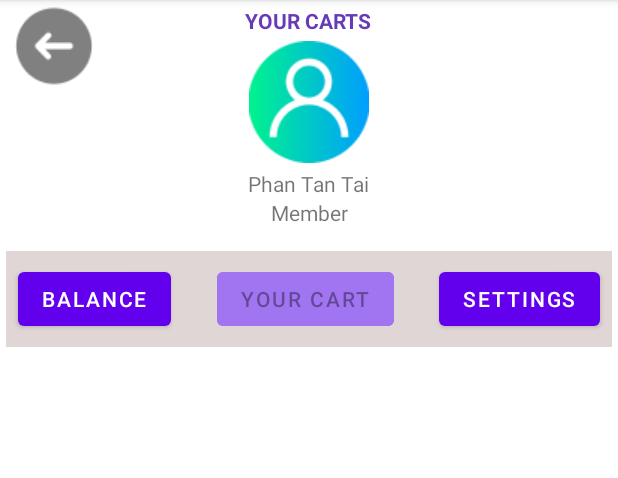
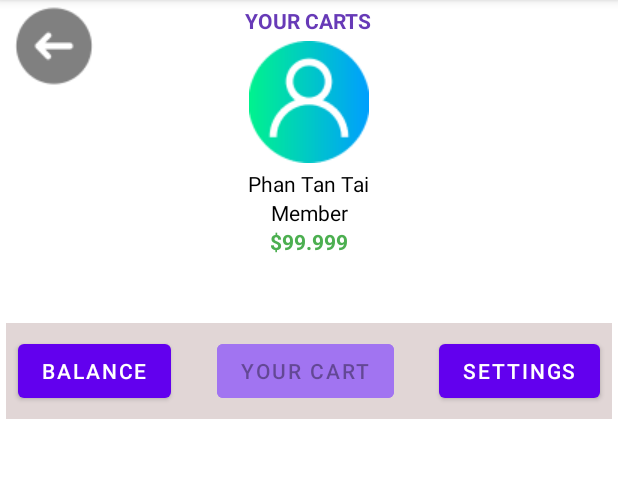
Before and after one commit to taiprovip3/EstateHouseApp, an Android app: the screen it shows after launch (CartScreen), on a phone screen of 412 x 824 dp, the part 84-562 px from its top. Run offline under Robolectric (Android 15) with nearby library versions, the phone set to English and light mode, and no system bars; our stand-ins replace Firebase (no records; nobody signed in at launch, a user with empty details on screens opened directly), Picasso; libraries missing offline, so code that uses them is left out: vn.thanguit.toastperfect; 2 statements that could not run were skipped.

Commit message:
Sửa rất rất nhiều thứ . App đã hoàn chỉnh 70%

```diff
--- a/app/src/main/AndroidManifest.xml
+++ b/app/src/main/AndroidManifest.xml
@@ -10,7 +10,7 @@
         android:supportsRtl="true"
         android:theme="@style/Theme.EstateHouse">
         <activity
-            android:name=".NoticeScreen"
+            android:name=".StartScreen"
             android:exported="true">
             <intent-filter>
                 <action android:name="android.intent.action.MAIN" />
@@ -19,7 +19,7 @@
             </intent-filter>
         </activity>
         <activity
-            android:name=".StartScreen"
+            android:name=".NoticeScreen"
             android:exported="true">
             <intent-filter>
                 <action android:name="android.intent.action.MAIN" />
--- a/app/src/main/java/com/example/estatehouse/CartScreen.java
+++ b/app/src/main/java/com/example/estatehouse/CartScreen.java
@@ -48,7 +48,7 @@ public class CartScreen extends AppCompatActivity {
     StorageReference storageReference;
     StorageReference imageReference;
     ImageView avatarView, btnBack;
-    TextView fullNameView, roleView;
+    TextView fullNameView, roleView, balanceView;
     Button btnSetting, btnBalance;
 
     @Override
@@ -71,6 +71,7 @@ public class CartScreen extends AppCompatActivity {
         btnBack = findViewById(R.id.cart_btnBack);
         btnSetting = findViewById(R.id.cart_btnSetting);
         btnBalance = findViewById(R.id.cart_btnBalance);
+        balanceView = findViewById(R.id.cart_balanceView);
 
         setOnClick();
 
@@ -141,6 +142,7 @@ public class CartScreen extends AppCompatActivity {
                                 });
                                 fullNameView.setText(user.getFirstName() + " " + user.getLastName());
                                 roleView.setText(user.getRole());
+                                balanceView.setText("$"+user.getBalance());
                             }
                         }
                     }
--- a/app/src/main/java/com/example/estatehouse/HomepageScreen.java
+++ b/app/src/main/java/com/example/estatehouse/HomepageScreen.java
@@ -174,7 +174,6 @@ public class HomepageScreen extends AppCompatActivity {
         notiView.setOnClickListener(new View.OnClickListener() {
             @Override
             public void onClick(View view) {
-//                Toast.makeText(HomepageScreen.this, "Notes: some new estate house has just added recently. Check it now", Toast.LENGTH_LONG).show();
                 Intent intent=new Intent(HomepageScreen.this,NoticeScreen.class);
                 startActivity(intent);
             }
--- a/app/src/main/java/com/example/estatehouse/SellerScreen.java
+++ b/app/src/main/java/com/example/estatehouse/SellerScreen.java
@@ -52,7 +52,7 @@ public class SellerScreen extends AppCompatActivity {
     TextView btnChooseImage;
     private Uri filePath;
     private final int PICK_IMAGE_REQUEST = 71;
-    String randomImageSelectedNameGenerated = "";
+    String randomImageSelectedNameGenerated = "house_description_1.png";
 
     @Override
     protected void onCreate(Bundle savedInstanceState) {
--- a/app/src/main/res/layout/activity_cart_itemview.xml
+++ b/app/src/main/res/layout/activity_cart_itemview.xml
@@ -88,7 +88,7 @@
         android:text="$39.000"
         android:textColor="#009688"
         android:textStyle="italic"
-        app:layout_constraintEnd_toStartOf="@+id/cart_remoteItem"
+        app:layout_constraintEnd_toStartOf="@+id/cart_removeItem"
         app:layout_constraintStart_toEndOf="@+id/imageView20"
         app:layout_constraintTop_toTopOf="@+id/imageView20" />
 
@@ -104,7 +104,7 @@
         app:layout_constraintTop_toTopOf="@+id/imageView21" />
 
     <ImageView
-        android:id="@+id/cart_remoteItem"
+        android:id="@+id/cart_removeItem"
         android:layout_width="wrap_content"
         android:layout_height="wrap_content"
         android:layout_marginTop="4dp"
--- a/app/src/main/res/layout/activity_cart_screen.xml
+++ b/app/src/main/res/layout/activity_cart_screen.xml
@@ -40,6 +40,7 @@
         android:layout_marginTop="4dp"
         android:layout_marginEnd="166dp"
         android:text="Phan Tan Tai"
+        android:textColor="#000000"
         app:layout_constraintEnd_toEndOf="parent"
         app:layout_constraintStart_toStartOf="parent"
         app:layout_constraintTop_toBottomOf="@+id/cart_avatarView" />
@@ -51,6 +52,7 @@
         android:layout_marginStart="176dp"
         android:layout_marginEnd="176dp"
         android:text="Member"
+        android:textColor="#000000"
         app:layout_constraintEnd_toEndOf="parent"
         app:layout_constraintStart_toStartOf="parent"
         app:layout_constraintTop_toBottomOf="@+id/cart_fullNameView" />
@@ -60,7 +62,7 @@
         android:layout_width="0dp"
         android:layout_height="64dp"
         android:layout_marginStart="4dp"
-        android:layout_marginTop="16dp"
+        android:layout_marginTop="64dp"
         android:layout_marginEnd="4dp"
         android:background="#E1D6D6"
         app:layout_constraintEnd_toEndOf="parent"
@@ -126,4 +128,15 @@
         app:layout_constraintStart_toStartOf="parent"
         app:layout_constraintTop_toTopOf="parent"
         app:srcCompat="@drawable/image_14" />
+
+    <TextView
+        android:id="@+id/cart_balanceView"
+        android:layout_width="wrap_content"
+        android:layout_height="wrap_content"
+        android:text="$99.999"
+        android:textColor="#4CAF50"
+        android:textStyle="bold"
+        app:layout_constraintEnd_toEndOf="@+id/cart_fullNameView"
+        app:layout_constraintStart_toStartOf="@+id/cart_fullNameView"
+        app:layout_constraintTop_toBottomOf="@+id/cart_roleView" />
 </androidx.constraintlayout.widget.ConstraintLayout>
--- a/app/src/main/res/layout/activity_notice_screen.xml
+++ b/app/src/main/res/layout/activity_notice_screen.xml
@@ -14,7 +14,7 @@
         app:layout_constraintBottom_toBottomOf="parent"
         app:layout_constraintEnd_toEndOf="parent"
         app:layout_constraintStart_toStartOf="parent"
-        app:srcCompat="@drawable/grouphomepage" />
+        app:srcCompat="@drawable/image_57" />
 
     <TextView
         android:id="@+id/textView"
```
Also changed, not shown: app/src/main/java/com/example/estatehouse/UploadScreen.java (+9 -1 lines), app/src/main/java/com/example/estatehouse/adapter/CartAdapter.java (+52 -8 lines), app/src/main/res/layout/activity_upload_screen.xml (+11 -22 lines).
